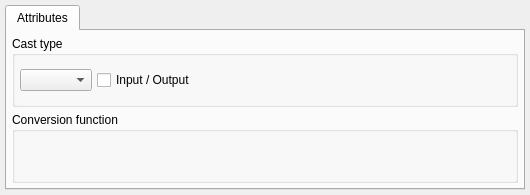
Qt form libs/libgui/ui/dbobjects/castwidget.ui (maniac787/pgmodeler) before a commit.
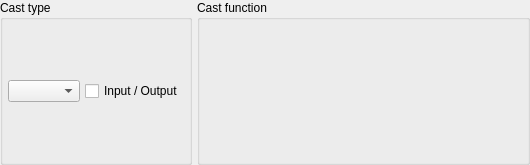
The same form after that commit. Icons and pictures are not drawn.

Commit message: Refactor ViewWidget to use tabbed layout with modern UI patterns

What changed in the file:
```diff
--- a/libs/libgui/ui/dbobjects/castwidget.ui
+++ b/libs/libgui/ui/dbobjects/castwidget.ui
@@ -7,7 +7,7 @@
     <x>0</x>
     <y>0</y>
     <width>530</width>
-    <height>195</height>
+    <height>165</height>
    </rect>
   </property>
   <property name="minimumSize">
@@ -17,56 +17,27 @@
    </size>
   </property>
   <layout class="QVBoxLayout" name="cast_lt">
-   <property name="spacing">
-    <number>5</number>
-   </property>
    <property name="leftMargin">
-    <number>5</number>
+    <number>0</number>
    </property>
    <property name="topMargin">
-    <number>5</number>
+    <number>0</number>
    </property>
    <property name="rightMargin">
-    <number>5</number>
+    <number>0</number>
    </property>
    <property name="bottomMargin">
-    <number>5</number>
-   </property>
-   <item>
-    <widget class="QTabWidget" name="cast_attribs_tbw">
-     <property name="currentIndex">
       <number>0</number>
      </property>
-     <widget class="QWidget" name="cast_attribs_tab">
-      <attribute name="icon">
-       <iconset resource="../../res/resources.qrc">
-        <normaloff>:/icons/icons/attribute.png</normaloff>:/icons/icons/attribute.png</iconset>
-      </attribute>
-      <attribute name="title">
-       <string>Attributes</string>
-      </attribute>
-      <layout class="QVBoxLayout" name="cast_attribs_lt">
+   <item>
+    <layout class="QHBoxLayout" name="horizontalLayout_2">
        <property name="spacing">
         <number>5</number>
        </property>
-       <property name="leftMargin">
-        <number>5</number>
-       </property>
-       <property name="topMargin">
-        <number>5</number>
-       </property>
-       <property name="rightMargin">
-        <number>5</number>
-       </property>
-       <property name="bottomMargin">
-        <number>5</number>
-       </property>
-       <item>
-        <layout class="QVBoxLayout" name="verticalLayout">
          <item>
           <widget class="QGroupBox" name="cast_type_gb">
            <property name="sizePolicy">
-            <sizepolicy hsizetype="Expanding" vsizetype="Preferred">
+        <sizepolicy hsizetype="Preferred" vsizetype="Preferred">
              <horstretch>0</horstretch>
              <verstretch>0</verstretch>
             </sizepolicy>
@@ -91,12 +62,19 @@
              <number>5</number>
             </property>
             <item>
-             <widget class="QComboBox" name="cast_type_cmb"/>
+         <widget class="QComboBox" name="cast_type_cmb">
+          <property name="sizePolicy">
+           <sizepolicy hsizetype="Fixed" vsizetype="Fixed">
+            <horstretch>0</horstretch>
+            <verstretch>0</verstretch>
+           </sizepolicy>
+          </property>
+         </widget>
             </item>
             <item>
              <widget class="QCheckBox" name="input_output_chk">
               <property name="sizePolicy">
-               <sizepolicy hsizetype="Expanding" vsizetype="Fixed">
+           <sizepolicy hsizetype="Preferred" vsizetype="Fixed">
                 <horstretch>0</horstretch>
                 <verstretch>0</verstretch>
                </sizepolicy>
@@ -111,16 +89,25 @@
          </item>
          <item>
           <widget class="QGroupBox" name="conv_func_gb">
+       <property name="sizePolicy">
+        <sizepolicy hsizetype="Expanding" vsizetype="Preferred">
+         <horstretch>0</horstretch>
+         <verstretch>0</verstretch>
+        </sizepolicy>
+       </property>
            <property name="title">
-            <string>Conversion function</string>
+        <string>Cast function</string>
            </property>
           </widget>
          </item>
         </layout>
        </item>
-      </layout>
-     </widget>
-    </widget>
+   <item>
+    <layout class="QHBoxLayout" name="data_types_lt">
+     <property name="spacing">
+      <number>5</number>
+     </property>
+    </layout>
    </item>
   </layout>
  </widget>
```
Left out of the diff: 4 changed lines with no effect on the pictures. Lines whose indentation alone changed are shown as unchanged. The commit also changes 24 other files.
